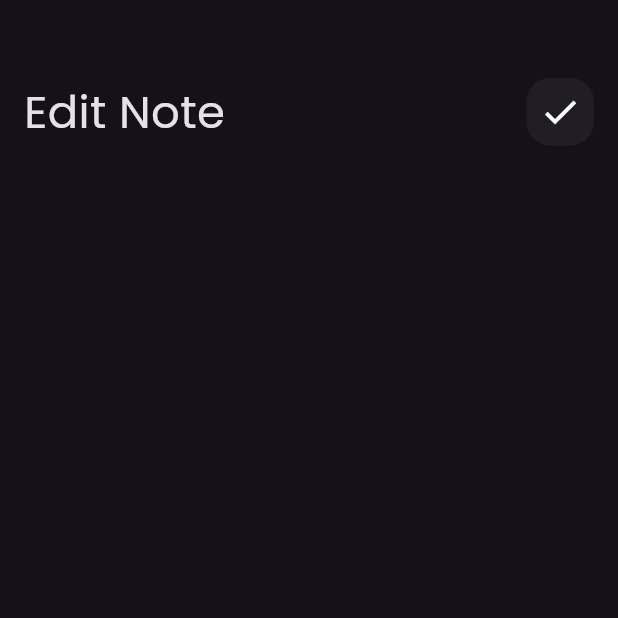
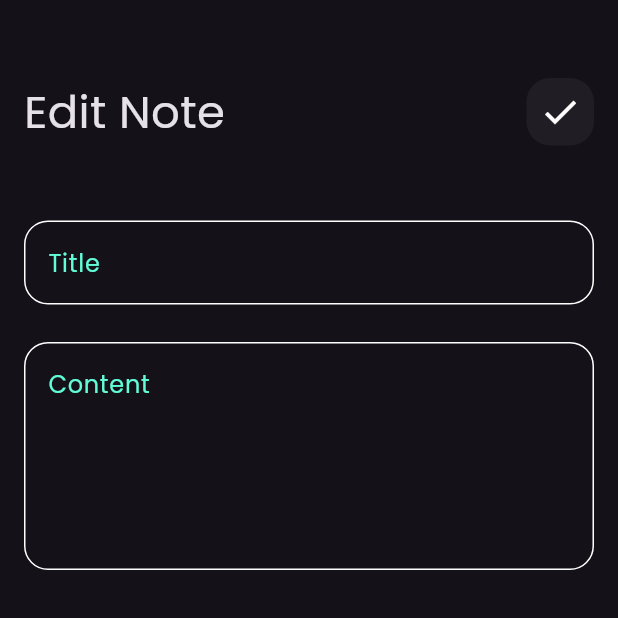
Before and after one commit to Kaream66/notes_app, a Flutter app: the EditNoteView screen opened directly, on a phone screen of 412 x 824 dp, the top half of it. Run offline on Flutter 3.47's test engine with Material 3 defaults, Android fonts, the phone set to English and light mode, and no system bars.

Commit message:
edit note view

```diff
--- a/lib/widgets/edit_note_view_body.dart
+++ b/lib/widgets/edit_note_view_body.dart
@@ -1,5 +1,6 @@
 import 'package:flutter/material.dart';
 import 'package:note_app/widgets/custom_appbar.dart';
+import 'package:note_app/widgets/custom_text_field.dart';
 
 class EditNoteViewBody extends StatelessWidget {
   const EditNoteViewBody({super.key});
@@ -17,6 +18,19 @@ class EditNoteViewBody extends StatelessWidget {
             text: 'Edit Note',
             iconName: Icons.check,
           ),
+          const SizedBox(
+            height: 50,
+          ),
+          const CustomTextField(
+            hint: 'Title',
+          ),
+          const SizedBox(
+            height: 25,
+          ),
+          const CustomTextField(
+            hint: 'Content',
+            maxLines: 5,
+          )
         ],
       ),
     );
```
